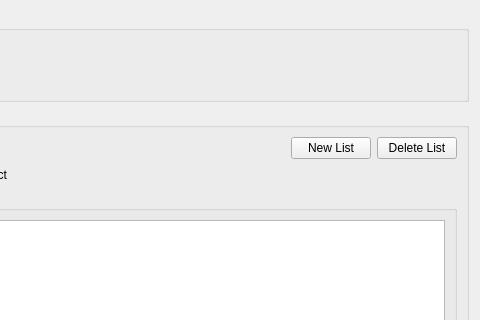
The window that src/privacy/privacy.ui (psi-im/psi) describes before a commit, drawn with Qt 5; both pictures show x 253 to 733 and y 0 to 320 of the 733 by 562 pixel window.
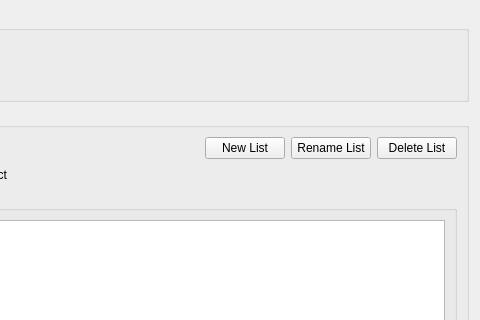
The same window after the commit.

Commit message: Ability to rename privacy list (Psi+ patch 1200-psi-rename-privacy-list.diff)

```diff
--- a/src/privacy/privacy.ui
+++ b/src/privacy/privacy.ui
@@ -116,6 +116,13 @@
           </property>
          </widget>
         </item>
+        <item>
+         <widget class="QPushButton" name="pb_renameList">
+          <property name="text">
+           <string>Rename List</string>
+          </property>
+         </widget>
+        </item>
         <item>
          <widget class="QPushButton" name="pb_deleteList">
           <property name="text">
```
The commit also changes 2 other files.
